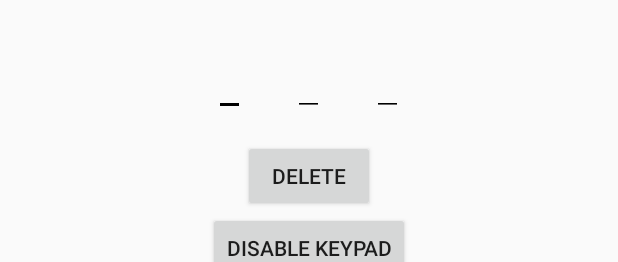
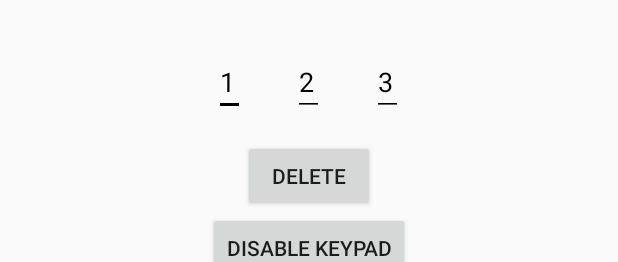
Before and after one commit to mukeshsolanki/android-otpview-pinview, an Android app: the layout activity_main.xml on its own in the app's theme, with its tools: preview values and no code run, on a phone screen of 412 x 824 dp. Shown: the top 262 px of the screen. Run offline under Robolectric (Android 15) with nearby library versions, the phone set to English and light mode, and no system bars.

Commit message:
Hint (#19)
* added hint and hintcolor attribute and enabled adding otp from xml

* updated readme

```diff
--- a/app/src/main/java/com/mukesh/otpview_example/MainActivity.java
+++ b/app/src/main/java/com/mukesh/otpview_example/MainActivity.java
@@ -17,7 +17,6 @@ public class MainActivity extends AppCompatActivity implements View.OnClickListe
     setContentView(R.layout.activity_main);
     initializeUi();
     setListeners();
-    otpView.setOTP("123");
   }
 
   @Override public void onClick(View v) {
--- a/app/src/main/res/layout/activity_main.xml
+++ b/app/src/main/res/layout/activity_main.xml
@@ -18,7 +18,10 @@
       android:layout_width="wrap_content"
       android:layout_height="wrap_content"
       android:inputType="number"
+      app:hint="*"
+      app:hint_color="@color/colorAccent"
       app:length="3"
+      app:otp="123"
       >
     <requestFocus/>
   </com.mukesh.OtpView>
--- a/otpview/src/main/java/com/mukesh/OtpView.java
+++ b/otpview/src/main/java/com/mukesh/OtpView.java
@@ -27,6 +27,7 @@ public class OtpView extends LinearLayout {
   private List<EditText> editTexts = new ArrayList<>();
   private int length;
   private OtpListener otpListener;
+  private String stylesOtp;
 
   public OtpView(Context context) {
     super(context);
@@ -109,32 +110,41 @@ public class OtpView extends LinearLayout {
 
   private void generateViews(TypedArray styles) {
     if (length > 0) {
+      LinearLayout.LayoutParams params =
+          new LinearLayout.LayoutParams(LayoutParams.WRAP_CONTENT, LayoutParams.WRAP_CONTENT);
+      params.setMargins(getPixels(16), getPixels(16), getPixels(16), getPixels(16));
+      InputFilter[] filter = new InputFilter[] { getFilter(), new InputFilter.LengthFilter(1) };
+      int textColor = styles.getColor(R.styleable.OtpView_android_textColor, Color.BLACK);
+      int backgroundColor =
+          styles.getColor(R.styleable.OtpView_text_background_color, Color.TRANSPARENT);
+      int inputType = styles.getInt(R.styleable.OtpView_android_inputType,
+          EditorInfo.TYPE_TEXT_VARIATION_NORMAL);
+      int hintColor = styles.getColor(R.styleable.OtpView_hint_color, Color.GRAY);
+      String hint = styles.getString(R.styleable.OtpView_hint);
+      stylesOtp = styles.getString(R.styleable.OtpView_otp);
       for (int i = 0; i < length; i++) {
         EditText editText = new EditText(getContext());
         editText.setId(i);
         editText.setSingleLine();
         editText.setMaxLines(1);
-        editText.setFilters((new InputFilter[] { getFilter(), new InputFilter.LengthFilter(1) }));
-        LinearLayout.LayoutParams params =
-            new LinearLayout.LayoutParams(LayoutParams.WRAP_CONTENT, LayoutParams.WRAP_CONTENT);
-        params.setMargins(getPixels(16), getPixels(16), getPixels(16), getPixels(16));
+        editText.setFilters(filter);
         editText.setLayoutParams(params);
-        int textColor = styles.getColor(R.styleable.OtpView_android_textColor, Color.BLACK);
-        int backgroundColor =
-            styles.getColor(R.styleable.OtpView_text_background_color, Color.TRANSPARENT);
         if (backgroundColor != Color.TRANSPARENT) {
           editText.setBackgroundColor(backgroundColor);
         } else {
           editText.getBackground().mutate().setColorFilter(textColor, PorterDuff.Mode.SRC_ATOP);
         }
+        editText.setHintTextColor(hintColor);
+        editText.setHint(hint);
         editText.setTextColor(textColor);
-        editText.setInputType(styles.getInt(R.styleable.OtpView_android_inputType,
-            EditorInfo.TYPE_TEXT_VARIATION_NORMAL));
+        editText.setInputType(inputType);
         setFocusListener(editText);
         setOnTextChangeListener(editText);
         addView(editText, i);
         editTexts.add(editText);
       }
+      currentlyFocusedEditText = editTexts.get(0);
+      setOTP(stylesOtp);
     } else {
       throw new IllegalStateException("Please specify the length of the otp view");
     }
@@ -217,7 +227,7 @@ public class OtpView extends LinearLayout {
       }
 
       @Override public void afterTextChanged(Editable s) {
-        int editTextLength = currentlyFocusedEditText.getText().length();
+        int editTextLength = currentlyFocusedEditText.getText().toString().length();
         InputMethodManager imm =
             (InputMethodManager) getContext().getSystemService(Context.INPUT_METHOD_SERVICE);
         if (editTextLength == 0) {
--- a/otpview/src/main/res/values/attrs_otp_view.xml
+++ b/otpview/src/main/res/values/attrs_otp_view.xml
@@ -6,5 +6,7 @@
     <attr format="color" name="text_background_color"/>
     <attr format="string" name="otp"/>
     <attr format="integer" name="length"/>
+    <attr format="color" name="hint_color"/>
+    <attr format="string" name="hint"/>
   </declare-styleable>
 </resources>
```
Also changed, not shown: 1 other file.
